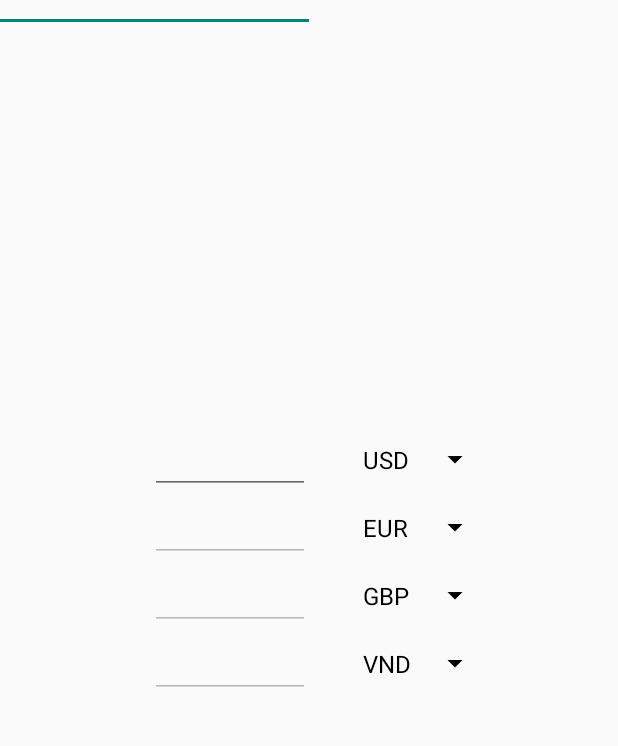
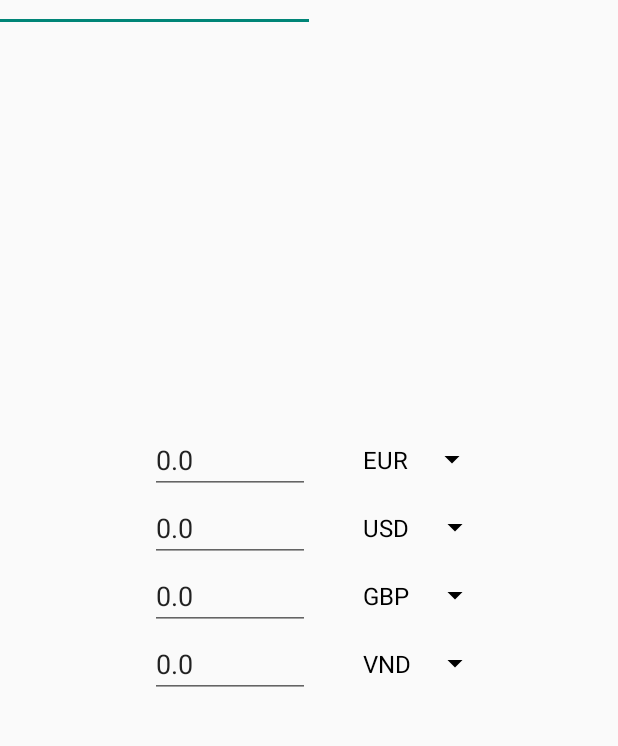
Before and after one commit to LouisDo2108/CurrencyConverter, an Android app: the screen it shows after launch (MainActivity), on a phone screen of 412 x 824 dp, the part 134-880 px from its top. Run offline under Robolectric (Android 15) with nearby library versions, the phone set to English and light mode, and no system bars; our stand-ins replace Volley; network calls fail.

Commit message:
Changed Drastically

```diff
--- a/app/build.gradle
+++ b/app/build.gradle
@@ -35,6 +35,7 @@ dependencies {
     implementation 'androidx.constraintlayout:constraintlayout:2.0.4'
     implementation 'androidx.legacy:legacy-support-v4:1.0.0'
     implementation 'org.jetbrains:annotations:15.0'
+    implementation 'com.android.volley:volley:1.2.0'
     testImplementation 'junit:junit:4.+'
     androidTestImplementation 'androidx.test.ext:junit:1.1.2'
     androidTestImplementation 'androidx.test.espresso:espresso-core:3.3.0'
--- a/app/src/main/AndroidManifest.xml
+++ b/app/src/main/AndroidManifest.xml
@@ -1,6 +1,7 @@
 <?xml version="1.0" encoding="utf-8"?>
 <manifest xmlns:android="http://schemas.android.com/apk/res/android"
     package="com.example.viewpager2">
+    <uses-permission android:name="android.permission.INTERNET"/>
 
     <application
         android:allowBackup="true"
--- a/app/src/main/java/com/example/viewpager2/Fragment1.java
+++ b/app/src/main/java/com/example/viewpager2/Fragment1.java
@@ -1,20 +1,36 @@
 package com.example.viewpager2;
 
-import android.content.res.Resources;
 import android.graphics.PorterDuff;
 import android.os.Bundle;
 
-import androidx.appcompat.app.AppCompatActivity;
 import androidx.appcompat.app.AppCompatDelegate;
 import androidx.fragment.app.Fragment;
 
+import android.text.Editable;
+import android.text.TextUtils;
+import android.text.TextWatcher;
+import android.util.Log;
 import android.view.ContextThemeWrapper;
 import android.view.LayoutInflater;
-import android.view.Menu;
 import android.view.View;
 import android.view.ViewGroup;
+import android.widget.AdapterView;
 import android.widget.ArrayAdapter;
+import android.widget.EditText;
 import android.widget.Spinner;
+import android.widget.Toast;
+
+import com.android.volley.Request;
+import com.android.volley.RequestQueue;
+import com.android.volley.Response;
+import com.android.volley.VolleyError;
+import com.android.volley.toolbox.JsonObjectRequest;
+import com.android.volley.toolbox.Volley;
+
+import org.json.JSONException;
+import org.json.JSONObject;
+
+import java.util.ArrayList;
 
 /**
  * A simple {@link Fragment} subclass.
@@ -35,6 +51,12 @@ public class Fragment1 extends Fragment {
     private Spinner spinner2;
     private Spinner spinner3;
     private Spinner spinner4;
+    private EditText et1;
+    private EditText et2;
+    private EditText et3;
+    private EditText et4;
+    public Double[] rates = {1.0, 0.0, 0.0, 0.0};
+    ArrayList<EditText> etArray = new ArrayList<EditText>();
 
     public Fragment1() {
         // Required empty public constructor
@@ -89,14 +111,90 @@ public class Fragment1 extends Fragment {
         spinner2 = (Spinner) view.findViewById(R.id.currencySpinner2);
         spinner3 = (Spinner) view.findViewById(R.id.currencySpinner3);
         spinner4 = (Spinner) view.findViewById(R.id.currencySpinner4);
+        et1 = (EditText) view.findViewById(R.id.input1);
+        et2 = (EditText) view.findViewById(R.id.output2);
+        et3 = (EditText) view.findViewById(R.id.output3);
+        et4 = (EditText) view.findViewById(R.id.output4);
+        etArray.add(et1);
+        etArray.add(et2);
+        etArray.add(et3);
+        etArray.add(et4);
         spinnerSetup(spinnerLayout, spinnerColor);
-
+        textChanged();
         return view;
     }
 
-    private void spinnerSetup(int spinnerLayout, int color)
-    {
-        ArrayAdapter adapter1 = ArrayAdapter.createFromResource(getActivity().getBaseContext(), R.array.currencies, spinnerLayout);
+    private void textChanged() {
+        et1.addTextChangedListener(new TextWatcher() {
+            @Override
+            public void beforeTextChanged(CharSequence s, int start, int count, int after) {
+                Log.d("Main", "Before Text Changed");
+            }
+
+            @Override
+            public void onTextChanged(CharSequence s, int start, int before, int count) {
+                Log.d("Main", "On Text Changed");
+            }
+
+            @Override
+            public void afterTextChanged(Editable s) {
+                try {
+                    if (et1 == null || TextUtils.isEmpty(et1.getText().toString())) {
+                        et2.setText("");
+                        et3.setText("");
+                        et4.setText("");
+                        return;
+                    }
+                    Double temp;
+                    temp = (Double) Double.valueOf(et1.getText().toString()) * rates[1];
+                    et2.setText(temp.toString());
+                    temp = (Double) Double.valueOf(et1.getText().toString()) * rates[2];
+                    et3.setText(temp.toString());
+                    temp = (Double) Double.valueOf(et1.getText().toString()) * rates[3];
+                    et4.setText(temp.toString());
+                } catch (Exception e) {
+                    Log.e("Main", e.toString());
+                }
+            }
+        });
+    }
+
+    private void getApiResult(String currencyRate, Integer index) {
+
+        String url = "http://api.exchangeratesapi.io/v1/latest?access_key=5baddb25fdd667935c4ee6fe368e9328";
+
+        JsonObjectRequest request = new JsonObjectRequest(Request.Method.GET, url, null, new Response.Listener<JSONObject>() {
+            @Override
+            public void onResponse(JSONObject response) {
+                try {
+                    if (etArray.get(index) == null || TextUtils.isEmpty(etArray.get(index).toString())) {
+                        Log.e("Error", "Somethingwrong");
+                        return;
+                    }
+
+                    response = response.getJSONObject("rates");
+                    rates[index] = response.getDouble(currencyRate);
+                    Toast.makeText(getContext(), ((Double) response.getDouble(currencyRate)).toString(), Toast.LENGTH_SHORT).show();
+
+                    String etText = etArray.get(index).getText().toString();
+                    Double etValue = Double.valueOf(etText);
+                    etText = ((Double) (etValue * rates[index])).toString();
+                    etArray.get(index).setText(etText);
+                } catch (JSONException e) {
+                    e.printStackTrace();
+                }
+            }
+        }, new Response.ErrorListener() {
+            @Override
+            public void onErrorResponse(VolleyError error) {
+                Toast.makeText(getContext(), "Wrong", Toast.LENGTH_SHORT).show();
+            }
+        });
+        MySingleton.getInstance(getContext()).addToRequestQueue(request);
+    }
+
+    private void spinnerSetup(int spinnerLayout, int color) {
+        ArrayAdapter adapter1 = ArrayAdapter.createFromResource(getActivity().getBaseContext(), R.array.currenciesBase, spinnerLayout);
         adapter1.setDropDownViewResource(android.R.layout.simple_spinner_dropdown_item);
         spinner1.setAdapter(adapter1);
         spinner1.setSelection(0, true);
@@ -119,5 +217,67 @@ public class Fragment1 extends Fragment {
         spinner4.setAdapter(adapter4);
         spinner4.setSelection(3, true);
         spinner4.getBackground().setColorFilter(getResources().getColor(color), PorterDuff.Mode.SRC_ATOP);
+
+        getApiResult("USD", 1);
+        getApiResult("GBP", 2);
+        getApiResult("VND", 3);
+
+        spinner1.setOnItemSelectedListener(new AdapterView.OnItemSelectedListener() {
+            @Override
+            public void onItemSelected(AdapterView<?> parent, View view, int position, long id) {
+//                String baseCurrency = parent.getItemAtPosition(position).toString();
+//                getApiResult(baseCurrency, 0);
+            }
+
+            @Override
+            public void onNothingSelected(AdapterView<?> parent) {
+
+            }
+        });
+
+        spinner2.setOnItemSelectedListener(new AdapterView.OnItemSelectedListener() {
+            @Override
+            public void onItemSelected(AdapterView<?> parent, View view, int position, long id) {
+                String baseCurrency = parent.getItemAtPosition(position).toString();
+                getApiResult(baseCurrency, 1);
+                getApiResult(baseCurrency, 2);
+                getApiResult(baseCurrency, 3);
+            }
+
+            @Override
+            public void onNothingSelected(AdapterView<?> parent) {
+
+            }
+        });
+
+        spinner3.setOnItemSelectedListener(new AdapterView.OnItemSelectedListener() {
+            @Override
+            public void onItemSelected(AdapterView<?> parent, View view, int position, long id) {
+                String baseCurrency = parent.getItemAtPosition(position).toString();
+                getApiResult(baseCurrency, 1);
+                getApiResult(baseCurrency, 2);
+                getApiResult(baseCurrency, 3);
+            }
+
+            @Override
+            public void onNothingSelected(AdapterView<?> parent) {
+
+            }
+        });
+
+        spinner4.setOnItemSelectedListener(new AdapterView.OnItemSelectedListener() {
+            @Override
+            public void onItemSelected(AdapterView<?> parent, View view, int position, long id) {
+                String baseCurrency = parent.getItemAtPosition(position).toString();
+                getApiResult(baseCurrency, 1);
+                getApiResult(baseCurrency, 2);
+                getApiResult(baseCurrency, 3);
+            }
+
+            @Override
+            public void onNothingSelected(AdapterView<?> parent) {
+
+            }
+        });
     }
 }
--- /dev/null
+++ b/app/src/main/java/com/example/viewpager2/MySingleton.java
@@ -0,0 +1,40 @@
+package com.example.viewpager2;
+
+import android.content.Context;
+import android.graphics.Bitmap;
+
+import com.android.volley.Request;
+import com.android.volley.RequestQueue;
+import com.android.volley.toolbox.ImageLoader;
+import com.android.volley.toolbox.Volley;
+
+public class MySingleton {
+    private static MySingleton instance;
+    private RequestQueue requestQueue;
+    private static Context ctx;
+
+    private MySingleton(Context context) {
+        ctx = context;
+        requestQueue = getRequestQueue();
+    }
+
+    public static synchronized MySingleton getInstance(Context context) {
+        if (instance == null) {
+            instance = new MySingleton(context);
+        }
+        return instance;
+    }
+
+    public RequestQueue getRequestQueue() {
+        if (requestQueue == null) {
+            // getApplicationContext() is key, it keeps you from leaking the
+            // Activity or BroadcastReceiver if someone passes one in.
+            requestQueue = Volley.newRequestQueue(ctx.getApplicationContext());
+        }
+        return requestQueue;
+    }
+
+    public <T> void addToRequestQueue(Request<T> req) {
+        getRequestQueue().add(req);
+    }
+}
--- a/app/src/main/res/layout/fragment_1.xml
+++ b/app/src/main/res/layout/fragment_1.xml
@@ -9,65 +9,76 @@
     <LinearLayout
         android:layout_width="match_parent"
         android:layout_height="match_parent"
+        android:layout_gravity="center_vertical"
         android:gravity="center_vertical"
-        android:layout_gravity="center_vertical"
         android:orientation="vertical">
 
         <LinearLayout
             android:layout_width="match_parent"
             android:layout_height="wrap_content"
             android:orientation="horizontal">
+
             <EditText
+                android:id="@+id/input1"
                 style="@style/input"
-                android:id="@+id/input1"/>
+                android:text="0.0"
+                android:inputType="number"
+                android:selectAllOnFocus="true" />
+
             <Spinner
-                style="@style/spinner"
-                android:id="@+id/currencySpinner1"/>
+                android:id="@+id/currencySpinner1"
+                style="@style/spinner" />
         </LinearLayout>
 
         <LinearLayout
             android:layout_width="match_parent"
             android:layout_height="wrap_content"
             android:orientation="horizontal">
+
             <EditText
+                android:id="@+id/output2"
                 style="@style/input"
-                android:enabled="false"
+                android:text="0.0"
                 android:focusable="false"
-                android:inputType="none"
-                android:id="@+id/output2"/>
+                android:inputType="number"/>
+
             <Spinner
-                style="@style/spinner"
-                android:id="@+id/currencySpinner2"/>
+                android:id="@+id/currencySpinner2"
+                style="@style/spinner" />
         </LinearLayout>
 
         <LinearLayout
             android:layout_width="match_parent"
             android:layout_height="wrap_content"
             android:orientation="horizontal">
+
             <EditText
+                android:id="@+id/output3"
+                android:text="0.0"
                 style="@style/input"
-                android:enabled="false"
                 android:focusable="false"
-                android:inputType="none"
-                android:id="@+id/output3"/>
+                android:inputType="number" />
+
             <Spinner
-                style="@style/spinner"
-                android:id="@+id/currencySpinner3"/>
+                android:id="@+id/currencySpinner3"
+                style="@style/spinner" />
         </LinearLayout>
 
         <LinearLayout
             android:layout_width="match_parent"
             android:layout_height="wrap_content"
             android:orientation="horizontal">
+
             <EditText
+                android:id="@+id/output4"
                 style="@style/input"
-                android:enabled="false"
+                android:text="0.0"
                 android:focusable="false"
-                android:inputType="none"
-                android:id="@+id/output4"/>
+                android:inputType="number"/>
+
             <Spinner
-                style="@style/spinner"
-                android:id="@+id/currencySpinner4"/>
+                android:id="@+id/currencySpinner4"
+                style="@style/spinner" />
         </LinearLayout>
 
     </LinearLayout>
--- a/app/src/main/res/values/strings.xml
+++ b/app/src/main/res/values/strings.xml
@@ -5,9 +5,12 @@
     <string name="hello_blank_fragment">Hello blank fragment</string>
     <string name="loremipsum">LoremIpsum</string>
     <string name="darkmode">Dark Mode</string>
+    <string-array name="currenciesBase">
+        <item>EUR</item>
+    </string-array>
     <string-array name="currencies">
+        <item>EUR</item>
         <item>USD</item>
-        <item>EUR</item>
         <item>GBP</item>
         <item>VND</item>
     </string-array>
```
